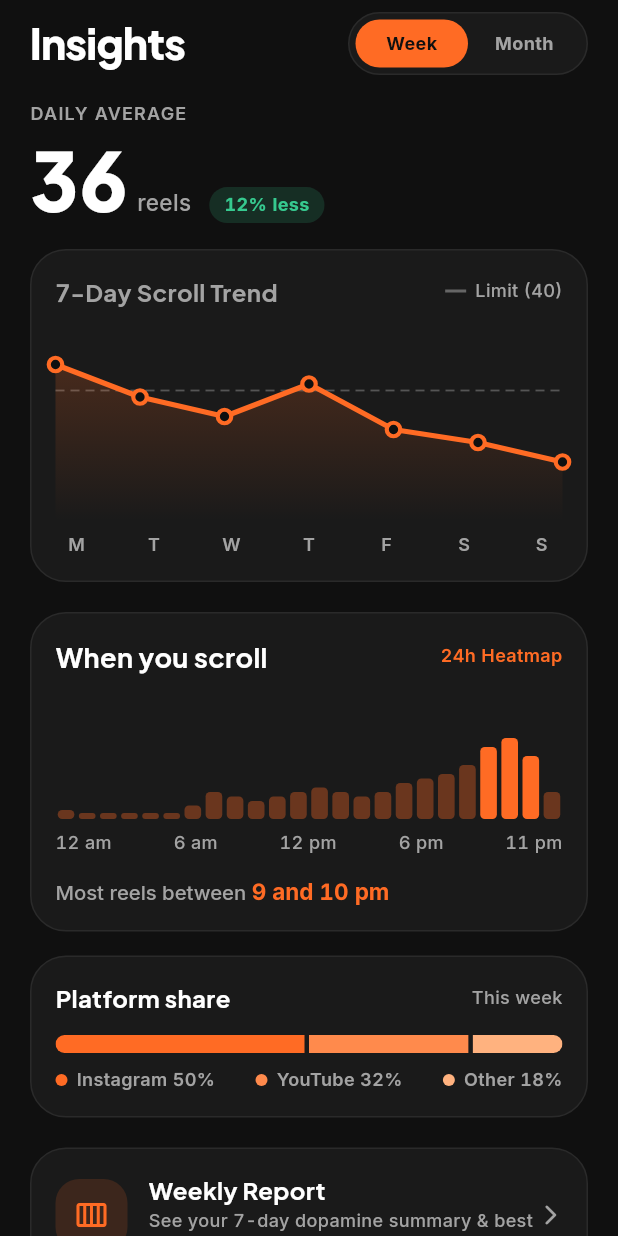
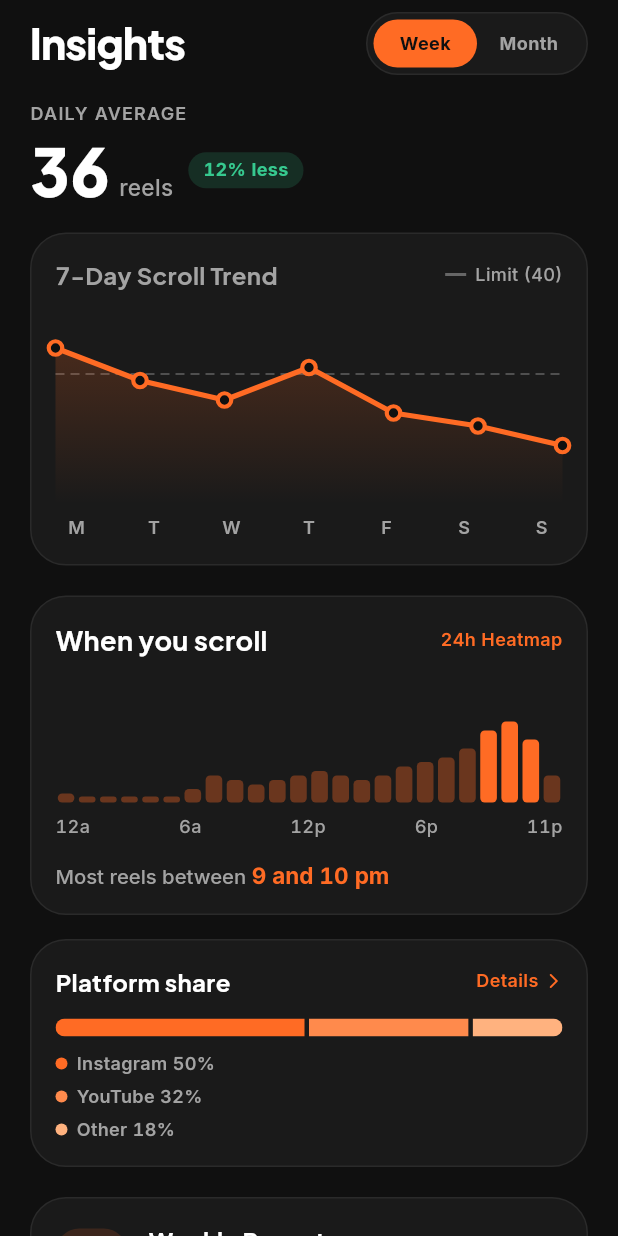
Before and after one commit to aditya21030/Scrola, a Flutter app: the InsightsDashboardScreen screen opened directly, on a phone screen of 412 x 824 dp. Run offline on Flutter 3.47's test engine with Material 3 defaults, Android fonts, the phone set to English and light mode, and no system bars; our stand-ins replace cloud_firestore, firebase_auth, firebase_core, flutter_svg, google_fonts, google_mobile_ads and 1 more; accounts and stored records are empty.

Commit message:
fix(insights): audit and fix today bar index, CSV export, card navigation, and 320dp overflows across all insights screens

```diff
--- a/scrola/lib/features/insights/presentation/screens/daily_scroll_history_screen.dart
+++ b/scrola/lib/features/insights/presentation/screens/daily_scroll_history_screen.dart
@@ -276,7 +276,7 @@ class DailyScrollHistoryScreen extends StatelessWidget {
                               final hFrac =
                                   (bar.count / maxBar).clamp(0.08, 1.0);
                               final over = bar.count > limit;
-                              final isToday = i == bars.length - 1;
+                              final isToday = i == (now.weekday - 1);
                               return Expanded(
                                 child: Column(
                                   mainAxisAlignment: MainAxisAlignment.end,
--- a/scrola/lib/features/insights/presentation/screens/insights_dashboard_screen.dart
+++ b/scrola/lib/features/insights/presentation/screens/insights_dashboard_screen.dart
@@ -7,6 +7,7 @@ import '../../../../shared/widgets/scrola_buttons.dart';
 import '../../../../shared/widgets/scrola_card.dart';
 import 'daily_scroll_history_screen.dart';
 import 'monthly_report_screen.dart';
+import 'platform_breakdown_screen.dart';
 import 'weekly_report_screen.dart';
 
 class InsightsDashboardScreen extends StatefulWidget {
@@ -96,7 +97,9 @@ class _InsightsDashboardScreenState extends State<InsightsDashboardScreen> {
       mainAxisAlignment: MainAxisAlignment.spaceBetween,
       children: [
         if (widget.showBack)
-          Row(
+          Flexible(
+            child: Row(
+              mainAxisSize: MainAxisSize.min,
               children: [
                 IconButton(
                   onPressed: () => Navigator.of(context).pop(),
@@ -105,12 +108,17 @@ class _InsightsDashboardScreenState extends State<InsightsDashboardScreen> {
                   padding: EdgeInsets.zero,
                   constraints: const BoxConstraints(),
                 ),
-              const SizedBox(width: 12),
-              Text(
+                const SizedBox(width: 8),
+                Flexible(
+                  child: Text(
                     'Insights',
-                style: AppTypography.title().copyWith(fontSize: 26),
+                    maxLines: 1,
+                    overflow: TextOverflow.ellipsis,
+                    style: AppTypography.title().copyWith(fontSize: 24),
+                  ),
                 ),
               ],
+            ),
           )
         else
           Text(
@@ -118,7 +126,7 @@ class _InsightsDashboardScreenState extends State<InsightsDashboardScreen> {
             style: AppTypography.title().copyWith(fontSize: 28),
           ),
         Container(
-          width: 160,
+          width: 148,
           padding: const EdgeInsets.all(4),
           decoration: BoxDecoration(
             color: const Color(0xFF1A1A1A),
@@ -195,14 +203,20 @@ class _InsightsDashboardScreenState extends State<InsightsDashboardScreen> {
           style: AppTypography.label(color: AppColors.secondaryText),
         ),
         const SizedBox(height: 4),
+        Wrap(
+          crossAxisAlignment: WrapCrossAlignment.center,
+          spacing: 10,
+          runSpacing: 4,
+          children: [
             Row(
+              mainAxisSize: MainAxisSize.min,
               crossAxisAlignment: CrossAxisAlignment.baseline,
               textBaseline: TextBaseline.alphabetic,
               children: [
                 Text(
                   '$dailyAvg',
                   style: AppTypography.numeric(
-                fontSize: 54,
+                    fontSize: 44,
                     fontWeight: FontWeight.w800,
                   ),
                 ),
@@ -211,7 +225,8 @@ class _InsightsDashboardScreenState extends State<InsightsDashboardScreen> {
                   'reels',
                   style: AppTypography.body(color: AppColors.secondaryText),
                 ),
-            const SizedBox(width: 12),
+              ],
+            ),
             Container(
               padding: const EdgeInsets.symmetric(horizontal: 10, vertical: 4),
               decoration: BoxDecoration(
@@ -239,11 +254,17 @@ class _InsightsDashboardScreenState extends State<InsightsDashboardScreen> {
           Row(
             mainAxisAlignment: MainAxisAlignment.spaceBetween,
             children: [
-              Text(
+              Expanded(
+                child: Text(
                   '7-Day Scroll Trend',
+                  maxLines: 1,
+                  overflow: TextOverflow.ellipsis,
                   style: AppTypography.subheading(color: AppColors.secondaryText),
                 ),
+              ),
+              const SizedBox(width: 8),
               Row(
+                mainAxisSize: MainAxisSize.min,
                 children: [
                   Container(
                     width: 14,
@@ -304,10 +325,15 @@ class _InsightsDashboardScreenState extends State<InsightsDashboardScreen> {
           Row(
             mainAxisAlignment: MainAxisAlignment.spaceBetween,
             children: [
-              Text(
+              Expanded(
+                child: Text(
                   'When you scroll',
+                  maxLines: 1,
+                  overflow: TextOverflow.ellipsis,
                   style: AppTypography.subheading().copyWith(fontSize: 18),
                 ),
+              ),
+              const SizedBox(width: 8),
               Text(
                 '24h Heatmap',
                 style: AppTypography.caption(color: AppColors.primaryAccent)
@@ -341,15 +367,15 @@ class _InsightsDashboardScreenState extends State<InsightsDashboardScreen> {
           Row(
             mainAxisAlignment: MainAxisAlignment.spaceBetween,
             children: [
-              Text('12 am',
+              Text('12a',
                   style: AppTypography.caption(color: AppColors.secondaryText)),
-              Text('6 am',
+              Text('6a',
                   style: AppTypography.caption(color: AppColors.secondaryText)),
-              Text('12 pm',
+              Text('12p',
                   style: AppTypography.caption(color: AppColors.secondaryText)),
-              Text('6 pm',
+              Text('6p',
                   style: AppTypography.caption(color: AppColors.secondaryText)),
-              Text('11 pm',
+              Text('11p',
                   style: AppTypography.caption(color: AppColors.secondaryText)),
             ],
           ),
@@ -375,19 +401,44 @@ class _InsightsDashboardScreenState extends State<InsightsDashboardScreen> {
   Widget _buildPlatformBreakdown() {
     return ScrolaCard(
       padding: const EdgeInsets.all(16),
+      onTap: () {
+        HapticService.light();
+        Navigator.of(context).push(
+          MaterialPageRoute(
+            builder: (_) => const PlatformBreakdownScreen(),
+          ),
+        );
+      },
       child: Column(
         crossAxisAlignment: CrossAxisAlignment.stretch,
         children: [
           Row(
             mainAxisAlignment: MainAxisAlignment.spaceBetween,
             children: [
-              Text(
+              Expanded(
+                child: Text(
                   'Platform share',
+                  maxLines: 1,
+                  overflow: TextOverflow.ellipsis,
                   style: AppTypography.subheading().copyWith(fontSize: 16),
                 ),
+              ),
+              const SizedBox(width: 8),
+              Row(
+                mainAxisSize: MainAxisSize.min,
+                children: [
                   Text(
-                'This week',
-                style: AppTypography.caption(color: AppColors.secondaryText),
+                    'Details',
+                    style: AppTypography.caption(color: AppColors.primaryAccent)
+                        .copyWith(fontWeight: FontWeight.w600),
+                  ),
+                  const SizedBox(width: 4),
+                  const Icon(
+                    Icons.arrow_forward_ios_rounded,
+                    color: AppColors.primaryAccent,
+                    size: 12,
+                  ),
+                ],
               ),
             ],
           ),
@@ -417,8 +468,9 @@ class _InsightsDashboardScreenState extends State<InsightsDashboardScreen> {
             ),
           ),
           const SizedBox(height: 10),
-          Row(
-            mainAxisAlignment: MainAxisAlignment.spaceBetween,
+          Wrap(
+            spacing: 12,
+            runSpacing: 6,
             children: [
               _PlatformBadge(
                 dotColor: AppColors.primaryAccent,
@@ -523,13 +575,15 @@ class _InsightsDashboardScreenState extends State<InsightsDashboardScreen> {
                   child: Column(
                     crossAxisAlignment: CrossAxisAlignment.start,
                     children: [
-                      Row(
+                      Wrap(
+                        crossAxisAlignment: WrapCrossAlignment.center,
+                        spacing: 8,
+                        runSpacing: 4,
                         children: [
                           Text(
                             'Monthly Report',
                             style: AppTypography.subheading(),
                           ),
-                          const SizedBox(width: 8),
                           Container(
                             padding: const EdgeInsets.symmetric(
                                 horizontal: 6, vertical: 2),
--- a/scrola/lib/features/insights/presentation/screens/weekly_report_screen.dart
+++ b/scrola/lib/features/insights/presentation/screens/weekly_report_screen.dart
@@ -1,6 +1,7 @@
 import 'package:flutter/material.dart';
 import '../../../../core/services/gamification_engine.dart';
 import '../../../../core/services/haptic_service.dart';
+import '../../../../core/services/tracking_service.dart';
 import '../../../../core/theme/app_colors.dart';
 import '../../../../core/theme/app_typography.dart';
 import '../../../../shared/widgets/brainy_mascot.dart';
@@ -116,13 +117,13 @@ class WeeklyReportScreen extends StatelessWidget {
                     const Divider(color: AppColors.borderSubtle, height: 1),
                     _StatRow(
                       label: 'Longest streak',
-                      value: '7 days',
+                      value: '${TrackingService().streakDays > 0 ? TrackingService().streakDays : 7} days',
                       valueColor: AppColors.primaryAccent,
                     ),
                     const Divider(color: AppColors.borderSubtle, height: 1),
                     _StatRow(
                       label: 'XP earned',
-                      value: '+340',
+                      value: '+${TrackingService().xpTotal > 0 ? TrackingService().xpTotal : 340} XP',
                       valueColor: AppColors.primaryAccent,
                     ),
                   ],
```
Also changed, not shown: scrola/lib/features/insights/presentation/screens/monthly_report_screen.dart (+7 -2 lines), 1 other file. Lines whose indentation alone changed are shown as unchanged.
